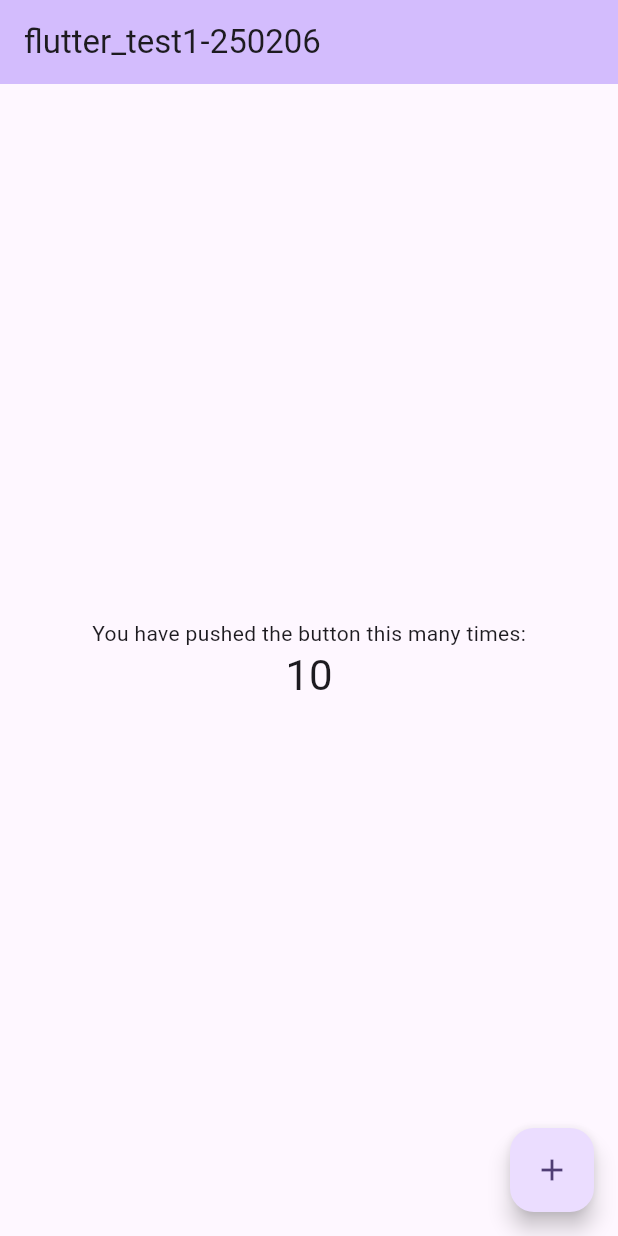
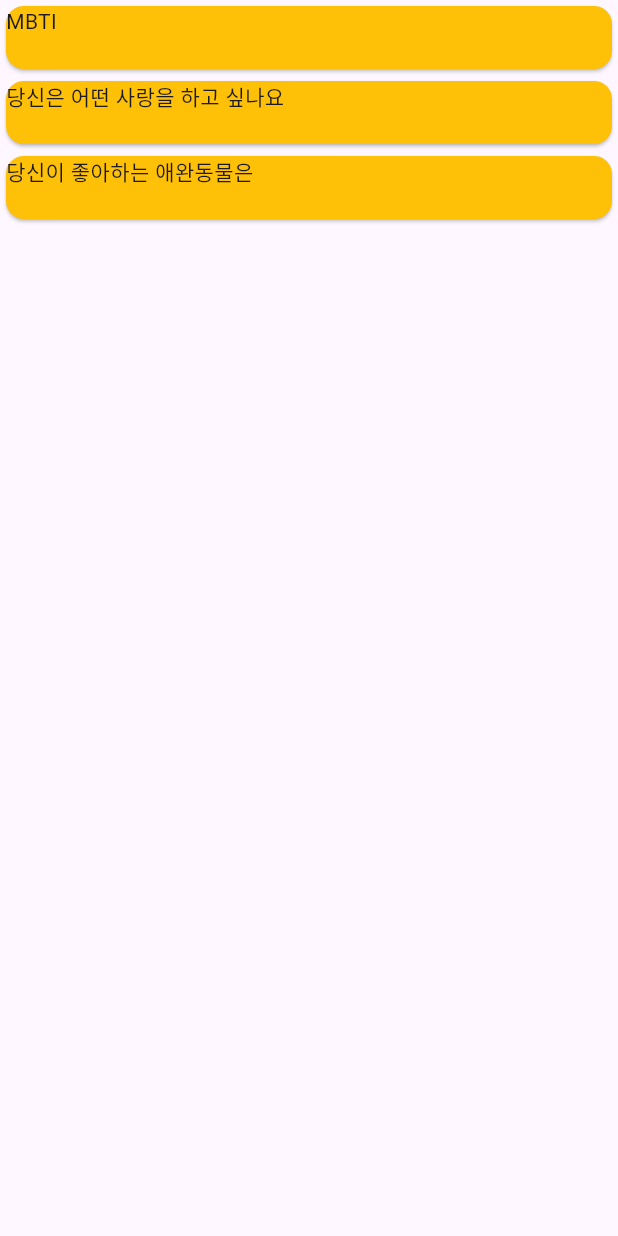
Before and after one commit to rebeluti0n/flutter-test, a Flutter app: the screen it shows after launch, on a phone screen of 412 x 824 dp. Run offline on Flutter 3.47's test engine with Material 3 defaults, Android fonts, the phone set to English and light mode, and no system bars; our stand-ins replace firebase_core; accounts and stored records are empty.

Commit message:
심리상태 앱 테스트 2차

```diff
--- a/lib/main.dart
+++ b/lib/main.dart
@@ -1,7 +1,7 @@
 import 'package:flutter/material.dart';
 import 'package:firebase_core/firebase_core.dart';
 import 'firebase_options.dart';
-
+import 'main/mainlist_page.dart';
 
 void main() async {
   WidgetsFlutterBinding.ensureInitialized();
@@ -18,115 +18,11 @@ class MyApp extends StatelessWidget {
   @override
   Widget build(BuildContext context) {
     return MaterialApp(
-      title: 'Flutter Demo',
-      theme: ThemeData(
-        // This is the theme of your application.
-        //
-        // TRY THIS: Try running your application with "flutter run". You'll see
-        // the application has a purple toolbar. Then, without quitting the app,
-        // try changing the seedColor in the colorScheme below to Colors.green
-        // and then invoke "hot reload" (save your changes or press the "hot
-        // reload" button in a Flutter-supported IDE, or press "r" if you used
-        // the command line to start the app).
-        //
-        // Notice that the counter didn't reset back to zero; the application
-        // state is not lost during the reload. To reset the state, use hot
-        // restart instead.
-        //
-        // This works for code too, not just values: Most code changes can be
-        // tested with just a hot reload.
-        colorScheme: ColorScheme.fromSeed(seedColor: Colors.deepPurple),
-        useMaterial3: true,
-      ),
-      home: const MyHomePage(title: 'flutter_test1-250206'),
-    );
+        title: 'Personality Test',
+        theme: ThemeData(
+          colorScheme: ColorScheme.fromSeed(seedColor: Colors.deepPurple),
+          useMaterial3: true,
+        ),
+        home: const MainPage());
   }
 }
-
-class MyHomePage extends StatefulWidget {
-  const MyHomePage({super.key, required this.title});
-
-  // This widget is the home page of your application. It is stateful, meaning
-  // that it has a State object (defined below) that contains fields that affect
-  // how it looks.
-
-  // This class is the configuration for the state. It holds the values (in this
-  // case the title) provided by the parent (in this case the App widget) and
-  // used by the build method of the State. Fields in a Widget subclass are
-  // always marked "final".
-
-  final String title;
-
-  @override
-  State<MyHomePage> createState() => _MyHomePageState();
-}
-
-class _MyHomePageState extends State<MyHomePage> {
-  int _counter = 10;
-
-  void _incrementCounter() {
-    setState(() {
-      // This call to setState tells the Flutter framework that something has
-      // changed in this State, which causes it to rerun the build method below
-      // so that the display can reflect the updated values. If we changed
-      // _counter without calling setState(), then the build method would not be
-      // called again, and so nothing would appear to happen.
-      _counter++;
-    });
-  }
-
-  @override
-  Widget build(BuildContext context) {
-    // This method is rerun every time setState is called, for instance as done
-    // by the _incrementCounter method above.
-    //
-    // The Flutter framework has been optimized to make rerunning build methods
-    // fast, so that you can just rebuild anything that needs updating rather
-    // than having to individually change instances of widgets.
-    return Scaffold(
-      appBar: AppBar(
-        // TRY THIS: Try changing the color here to a specific color (to
-        // Colors.amber, perhaps?) and trigger a hot reload to see the AppBar
-        // change color while the other colors stay the same.
-        backgroundColor: Theme.of(context).colorScheme.inversePrimary,
-        // Here we take the value from the MyHomePage object that was created by
-        // the App.build method, and use it to set our appbar title.
-        title: Text(widget.title),
-      ),
-      body: Center(
-        // Center is a layout widget. It takes a single child and positions it
-        // in the middle of the parent.
-        child: Column(
-          // Column is also a layout widget. It takes a list of children and
-          // arranges them vertically. By default, it sizes itself to fit its
-          // children horizontally, and tries to be as tall as its parent.
-          //
-          // Column has various properties to control how it sizes itself and
-          // how it positions its children. Here we use mainAxisAlignment to
-          // center the children vertically; the main axis here is the vertical
-          // axis because Columns are vertical (the cross axis would be
-          // horizontal).
-          //
-          // TRY THIS: Invoke "debug painting" (choose the "Toggle Debug Paint"
-          // action in the IDE, or press "p" in the console), to see the
-          // wireframe for each widget.
-          mainAxisAlignment: MainAxisAlignment.center,
-          children: <Widget>[
-            const Text(
-              'You have pushed the button this many times:',
-            ),
-            Text(
-              '$_counter',
-              style: Theme.of(context).textTheme.headlineMedium,
-            ),
-          ],
-        ),
-      ),
-      floatingActionButton: FloatingActionButton(
-        onPressed: _incrementCounter,
-        tooltip: 'Increment',
-        child: const Icon(Icons.add),
-      ), // This trailing comma makes auto-formatting nicer for build methods.
-    );
-  }
-}
--- /dev/null
+++ b/lib/main/mainlist_page.dart
@@ -0,0 +1,75 @@
+import 'package:flutter/material.dart';
+import 'package:flutter/services.dart';
+import 'dart:convert';
+import 'dart:developer';
+
+import 'package:flutter_test1/sub/question_page.dart';
+
+class MainPage extends StatefulWidget {
+  const MainPage({super.key});
+
+  @override
+  State<StatefulWidget> createState() {
+    return _MainPage();
+  }
+}
+
+class _MainPage extends State<MainPage> {
+  Future<String> loadAsset() async {
+    return await rootBundle.loadString('res/api/list.json');
+  }
+
+  @override
+  Widget build(BuildContext context) {
+    return Scaffold(
+      body: FutureBuilder(
+        builder: (context, snapshot) {
+          switch (snapshot.connectionState) {
+            case ConnectionState.active:
+              return const Center(
+                child: CircularProgressIndicator(),
+              );
+            case ConnectionState.done:
+              Map<String, dynamic> list = jsonDecode(snapshot.data!);
+
+              return ListView.builder(
+                itemBuilder: (context, value) {
+                  log("list: $list, value: $value", name: "mainlist_page");
+
+                  return InkWell(
+                    child: SizedBox(
+                      height: 50,
+                      child: Card(
+                        color: Colors.amber,
+                        child:
+                            Text(list['questions'][value]['title'].toString()),
+                      ),
+                    ),
+                    // 피아어 베이스 로그 이벤트 호출하기
+                    onTap: () async {
+                      Navigator.of(context)
+                          .push(MaterialPageRoute(builder: (context) {
+                        return QuestionPage(
+                            queston:
+                                list['questions'][value]['file'].toString());
+                      }));
+                    },
+                  );
+                },
+                itemCount: list['count'],
+              );
+            case ConnectionState.none:
+              return const Center(
+                child: Text('No Data'),
+              );
+            case ConnectionState.waiting:
+              return const Center(
+                child: CircularProgressIndicator(),
+              );
+          }
+        },
+        future: loadAsset(),
+      ),
+    );
+  }
+}
--- a/pubspec.yaml
+++ b/pubspec.yaml
@@ -60,7 +60,8 @@ flutter:
   uses-material-design: true
 
   # To add assets to your application, add an assets section, like this:
-  # assets:
+  assets:
+    - res/api/
   #   - images/a_dot_burr.jpeg
   #   - images/a_dot_ham.jpeg
 
--- /dev/null
+++ b/res/api/list.json
@@ -0,0 +1,17 @@
+{
+  "questions": [
+    {
+      "title": "MBTI",
+      "file":"mbti"
+    },
+    {
+      "title": "당신은 어떤 사랑을 하고 싶나요",
+      "file":"test2"
+    },
+    {
+      "title": "당신이 좋아하는 애완동물은",
+      "file":"test1"
+    }
+  ],
+  "count": 3
+}
--- /dev/null
+++ b/res/api/mbti.json
@@ -0,0 +1,12 @@
+{
+  "title": "5초 MBTI I/E 편",
+  "question": "친구와 함께 간 미술관 당신이라면",
+  "selects": [
+    "말이 많아짐",
+    "생각이 많아짐"
+  ],
+  "answer": [
+    "당신의 성향은 E",
+    "당신의 성향은 I"
+  ]
+}
--- /dev/null
+++ b/res/api/test1.json
@@ -0,0 +1,16 @@
+{
+  "title": "당신이 좋아하는 애완동물은",
+  "question": "당신이 무인도에 도착했는데 마침 떠내려온 상자를 열었을때 보이는 이것은",
+  "selects": [
+    "생존키트",
+    "휴대폰",
+    "텐트",
+    "무인도에서 살아남기"
+  ],
+  "answer": [
+    "당신은 현실주의 동물은 안키운다!!",
+    "당신은 늘 함께 있는 걸 좋아하는 강아지가 딱입니다",
+    "당신은 같은 공간을 공유하는 고양이",
+    "당신은 낭만을 좋아하는 앵무새"
+  ]
+}
--- /dev/null
+++ b/res/api/test2.json
@@ -0,0 +1,14 @@
+{
+  "title": "당신은 어떤 사랑을 하고 싶나요",
+  "question": "목욕을 할때 가장 먼저 비누칠을 하는 곳은",
+  "selects": [
+    "머리",
+    "상체",
+    "하체"
+  ],
+  "answer": [
+    "당신은 자만추를 추천해요",
+    "당신은 소개팅을 통한 새로운 사람의 소개를 좋아합니다",
+    "당신은 길가다가 우연히 지나친 그런 인연을 좋아합니다"
+  ]
+}
```
Also changed, not shown: lib/sub/question_page.dart (added, +98 -0 lines).
